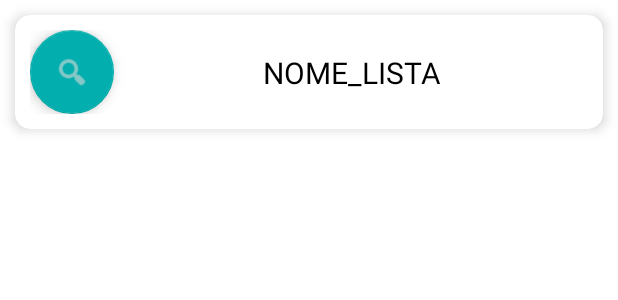
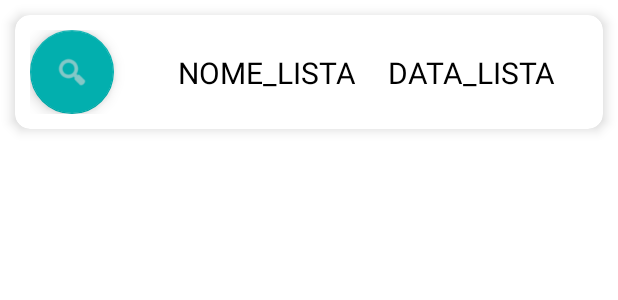
Before and after one commit to RafaGranja/ListaDeCompras, an Android app: the layout archived_item_list.xml on its own in the app's theme, with its tools: preview values and no code run, on a phone screen of 412 x 824 dp. Shown: the top 300 px of the screen. Run offline under Robolectric (Android 15) with nearby library versions, the phone set to English and light mode, and no system bars.

Commit message:
Correção de bugs adição de data nas listas

```diff
--- a/ProjetoBase/app/build.gradle
+++ b/ProjetoBase/app/build.gradle
@@ -35,6 +35,7 @@ android {
     viewBinding{
         enabled = true
     }
+    namespace 'com.example.projetobase'
 }
 
 dependencies {
--- a/ProjetoBase/app/src/main/AndroidManifest.xml
+++ b/ProjetoBase/app/src/main/AndroidManifest.xml
@@ -1,10 +1,9 @@
 <?xml version="1.0" encoding="utf-8"?>
 <manifest xmlns:android="http://schemas.android.com/apk/res/android"
-    xmlns:tools="http://schemas.android.com/tools"
-    package="com.example.projetobase">
+    xmlns:tools="http://schemas.android.com/tools">
 
     <uses-permission android:name="android.permission.INTERNET" />
-    <uses-permission android:name="android.permission.WAKE_LOCK" />
+    <uses-permission android:name="android.permission.WAKE_LOCK"/>
 
     <application
         android:allowBackup="true"
--- a/ProjetoBase/app/src/main/res/layout/archived_item_list.xml
+++ b/ProjetoBase/app/src/main/res/layout/archived_item_list.xml
@@ -13,7 +13,7 @@
     android:orientation="horizontal"
     android:layout_marginBottom="30dp">
 
-    <androidx.constraintlayout.widget.ConstraintLayout
+     <androidx.constraintlayout.widget.ConstraintLayout
         android:layout_width="match_parent"
         android:id="@+id/layout"
         android:layout_height="match_parent">
@@ -36,13 +36,31 @@
             app:layout_constraintStart_toEndOf="@id/info_archived_list"
             app:layout_constraintBottom_toBottomOf="parent"
             app:layout_constraintTop_toTopOf="parent"
-            app:layout_constraintEnd_toEndOf="parent"
+            app:layout_constraintEnd_toStartOf="@id/edit_data_lista"
             tools:ignore="MissingConstraints"
             android:text="NOME_LISTA"
             android:textSize="20dp"
             android:layout_marginBottom="10dp"
             android:layout_marginTop="10dp"
+            android:layout_marginLeft="20dp"
             />
+
+        <TextView
+            android:id="@+id/edit_data_lista"
+            android:layout_width="wrap_content"
+            android:layout_height="wrap_content"
+            android:textAlignment="center"
+            app:layout_constraintStart_toEndOf="@id/edit_nome_lista"
+            app:layout_constraintBottom_toBottomOf="parent"
+            app:layout_constraintTop_toTopOf="parent"
+            app:layout_constraintEnd_toEndOf="parent"
+            tools:ignore="MissingConstraints"
+            android:text="DATA_LISTA"
+            android:textSize="20dp"
+            android:layout_marginBottom="10dp"
+            android:layout_marginTop="10dp"
+            />
+
     </androidx.constraintlayout.widget.ConstraintLayout>
 
 </androidx.cardview.widget.CardView>
--- a/ProjetoBase/build.gradle
+++ b/ProjetoBase/build.gradle
@@ -16,8 +16,8 @@ buildscript {
 }
 
 plugins {
-    id 'com.android.application' version '7.2.1' apply false
-    id 'com.android.library' version '7.2.1' apply false
+    id 'com.android.application' version '7.4.0' apply false
+    id 'com.android.library' version '7.4.0' apply false
 
 }
 
```
Also changed, not shown: ProjetoBase/app/src/main/java/com/example/projetobase/ArchivedListAdapter.java (+44 -3 lines), ProjetoBase/app/src/main/java/com/example/projetobase/EditList.java (+18 -5 lines), ProjetoBase/app/src/main/java/com/example/projetobase/Listas.java (+24 -0 lines), ProjetoBase/app/src/main/java/com/example/projetobase/Tela_Principal.java (+22 -3 lines), ProjetoBase/gradle/wrapper/gradle-wrapper.properties, 1 other file.
